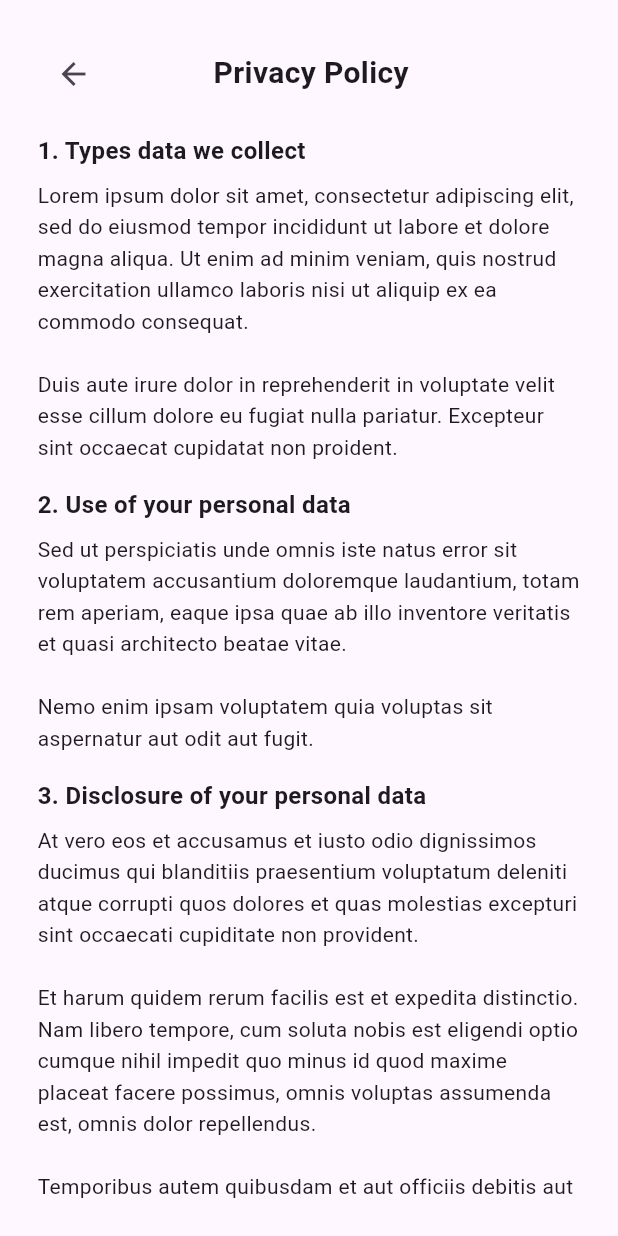
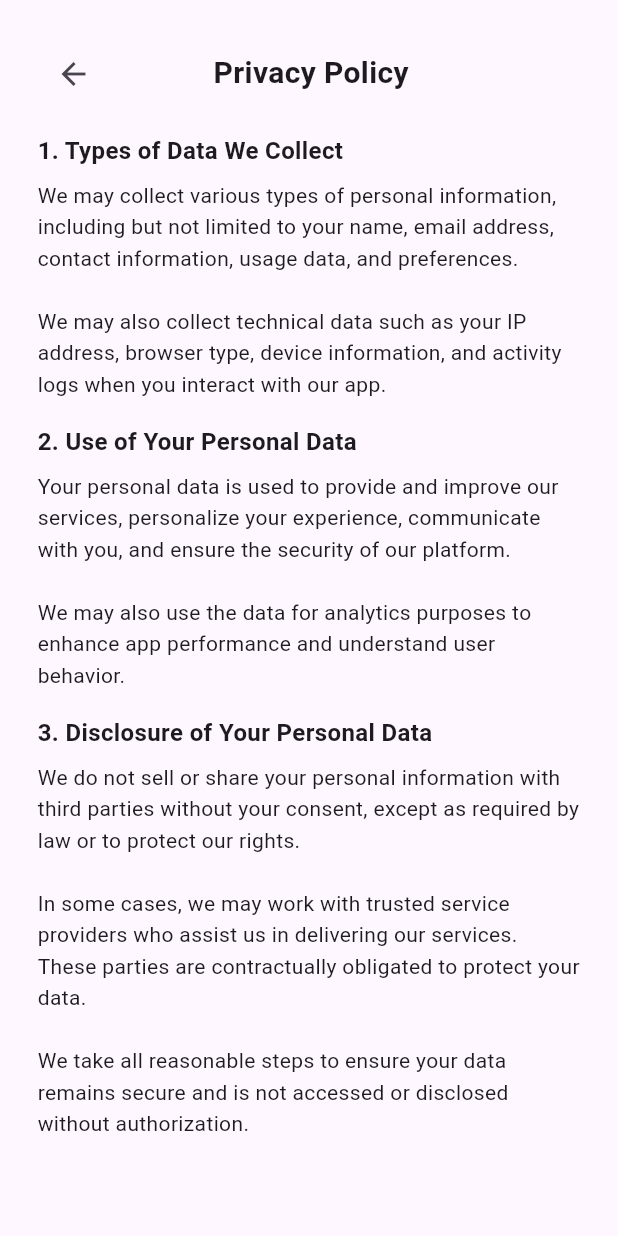
Before and after one commit to vibesbayy/buzzfinal, a Flutter app: the PrivacyPolicy screen opened directly, on a phone screen of 412 x 824 dp. Run offline on Flutter 3.47's test engine with Material 3 defaults, Android fonts, the phone set to English and light mode, and no system bars; our stand-ins replace flutter_local_notifications, permission_handler.

Commit message:
Update notification, privacy, and profile settings

```diff
--- a/lib/setting/privacy.dart
+++ b/lib/setting/privacy.dart
@@ -59,20 +59,20 @@ class _PrivacyPolicyState extends State<PrivacyPolicy> {
                 ),
                 const SizedBox(height: 16),
                 buildSection(
-                  "1. Types data we collect",
-                  "Lorem ipsum dolor sit amet, consectetur adipiscing elit, sed do eiusmod tempor incididunt ut labore et dolore magna aliqua. Ut enim ad minim veniam, quis nostrud exercitation ullamco laboris nisi ut aliquip ex ea commodo consequat.\n\n"
-                      "Duis aute irure dolor in reprehenderit in voluptate velit esse cillum dolore eu fugiat nulla pariatur. Excepteur sint occaecat cupidatat non proident.",
+                  "1. Types of Data We Collect",
+                  "We may collect various types of personal information, including but not limited to your name, email address, contact information, usage data, and preferences.\n\n"
+                      "We may also collect technical data such as your IP address, browser type, device information, and activity logs when you interact with our app.",
                 ),
                 buildSection(
-                  "2. Use of your personal data",
-                  "Sed ut perspiciatis unde omnis iste natus error sit voluptatem accusantium doloremque laudantium, totam rem aperiam, eaque ipsa quae ab illo inventore veritatis et quasi architecto beatae vitae.\n\n"
-                      "Nemo enim ipsam voluptatem quia voluptas sit aspernatur aut odit aut fugit.",
+                  "2. Use of Your Personal Data",
+                  "Your personal data is used to provide and improve our services, personalize your experience, communicate with you, and ensure the security of our platform.\n\n"
+                      "We may also use the data for analytics purposes to enhance app performance and understand user behavior.",
                 ),
                 buildSection(
-                  "3. Disclosure of your personal data",
-                  "At vero eos et accusamus et iusto odio dignissimos ducimus qui blanditiis praesentium voluptatum deleniti atque corrupti quos dolores et quas molestias excepturi sint occaecati cupiditate non provident.\n\n"
-                      "Et harum quidem rerum facilis est et expedita distinctio. Nam libero tempore, cum soluta nobis est eligendi optio cumque nihil impedit quo minus id quod maxime placeat facere possimus, omnis voluptas assumenda est, omnis dolor repellendus.\n\n"
-                      "Temporibus autem quibusdam et aut officiis debitis aut rerum necessitatibus saepe eveniet ut et voluptates repudiandae sint et molestiae non recusandae. Itaque earum rerum hic tenetur a sapiente delectus",
+                  "3. Disclosure of Your Personal Data",
+                  "We do not sell or share your personal information with third parties without your consent, except as required by law or to protect our rights.\n\n"
+                      "In some cases, we may work with trusted service providers who assist us in delivering our services. These parties are contractually obligated to protect your data.\n\n"
+                      "We take all reasonable steps to ensure your data remains secure and is not accessed or disclosed without authorization.",
                 ),
               ],
             ),
```
Also changed, not shown: lib/setting/notifikasi.dart (+0 -9 lines), lib/setting/profile.dart (+20 -15 lines).
